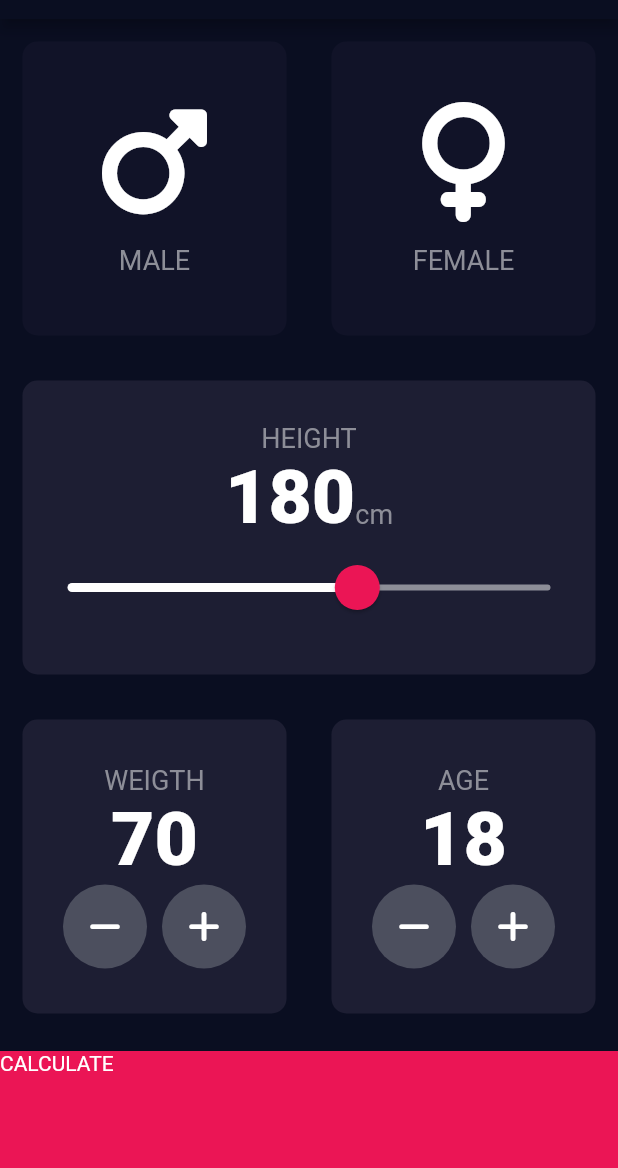
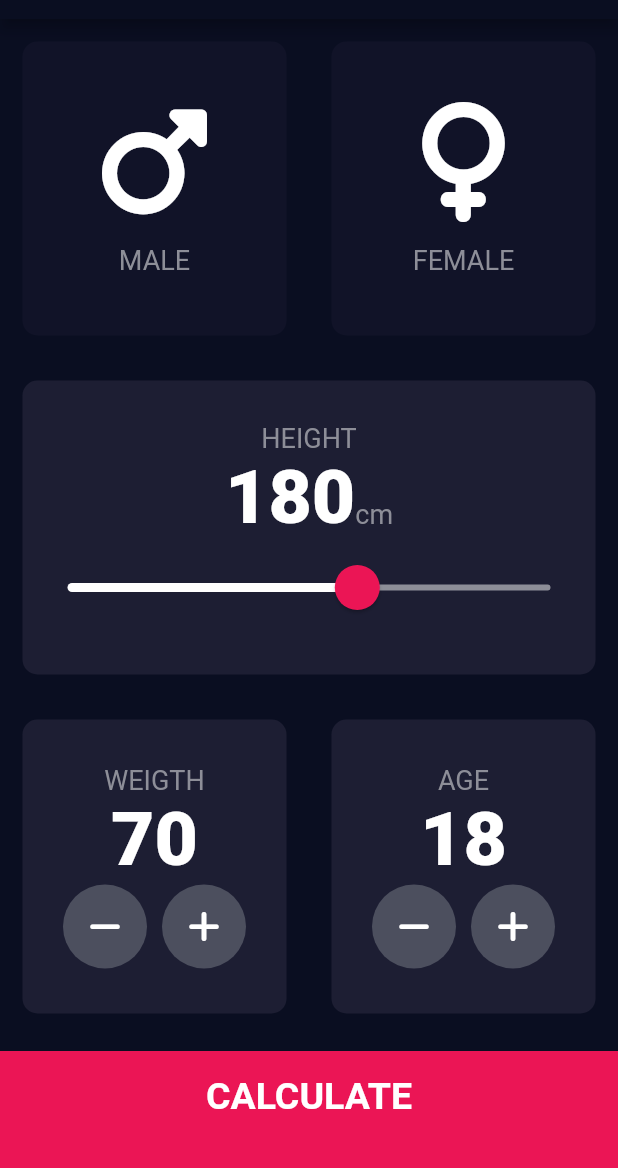
Before and after one commit to edsson-madrigal/flutter_project6_bmi, a Flutter app: the screen it shows after launch, on a phone screen of 412 x 824 dp, the part 65-1233 px from its top. Run offline on Flutter 3.47's test engine with Material 2 defaults, Android fonts, the phone set to English and light mode, and no system bars; our stand-ins replace font_awesome_flutter.

Commit message:
refactor code

```diff
--- /dev/null
+++ b/lib/components/bottom_button.dart
@@ -0,0 +1,32 @@
+// ignore_for_file: prefer_const_constructors
+
+import 'package:flutter/material.dart';
+import 'package:flutter_project6_bmi/constants.dart';
+
+class BottomButton extends StatelessWidget {
+  final VoidCallback onTap;
+  final String buttonTitle;
+
+  const BottomButton({Key? key, required this.onTap, required this.buttonTitle})
+      : super(key: key);
+
+  @override
+  Widget build(BuildContext context) {
+    return GestureDetector(
+      onTap: onTap,
+      child: Container(
+        color: kBottomColor,
+        width: double.infinity,
+        height: 80.0,
+        margin: EdgeInsets.only(top: 10.0),
+        padding: EdgeInsets.only(bottom: 20),
+        child: Center(
+          child: Text(
+            buttonTitle,
+            style: kLargeButtonTextStyle,
+          ),
+        ),
+      ),
+    );
+  }
+}
--- a/lib/main.dart
+++ b/lib/main.dart
@@ -1,7 +1,7 @@
 // ignore_for_file: prefer_const_constructors
 
 import 'package:flutter/material.dart';
-import 'input_page.dart';
+import 'screens/input_page.dart';
 
 void main() => runApp(BMICalculator());
 
--- a/lib/input_page.dart
+++ b/lib/screens/input_page.dart
@@ -2,11 +2,12 @@
 
 import 'package:flutter/foundation.dart';
 import 'package:flutter/material.dart';
-import 'package:flutter_project6_bmi/icon_content.dart';
-import 'package:flutter_project6_bmi/reusable_cart.dart';
+import 'package:flutter_project6_bmi/components/icon_content.dart';
+import 'package:flutter_project6_bmi/components/reusable_cart.dart';
 import 'package:font_awesome_flutter/font_awesome_flutter.dart';
 import 'package:flutter_project6_bmi/constants.dart';
-import 'results_page.dart';
+import 'package:flutter_project6_bmi/components/bottom_button.dart';
+import 'package:flutter_project6_bmi/screens/results_page.dart';
 
 enum Gender {
   male,
@@ -234,7 +235,7 @@
               ],
             ),
           ),
-          GestureDetector(
+          BottomButton(
             onTap: () {
               Navigator.push(
                 context,
@@ -243,14 +244,8 @@
                 ),
               );
             },
-            child: Container(
-              color: kBottomColor,
-              width: double.infinity,
-              height: 80.0,
-              margin: EdgeInsets.only(top: 10.0),
-              child: Text('CALCULATE'),
-            ),
-          )
+            buttonTitle: 'CALCULATE',
+          ),
         ],
       ),
     );
```
Also changed, not shown: lib/constants.dart (+24 -0 lines), lib/results_page.dart (deleted, +0 -17 lines), lib/screens/results_page.dart (added, +69 -0 lines), lib/components/icon_content.dart (renamed from lib/icon_content.dart), lib/components/reusable_cart.dart (renamed from lib/reusable_cart.dart).
